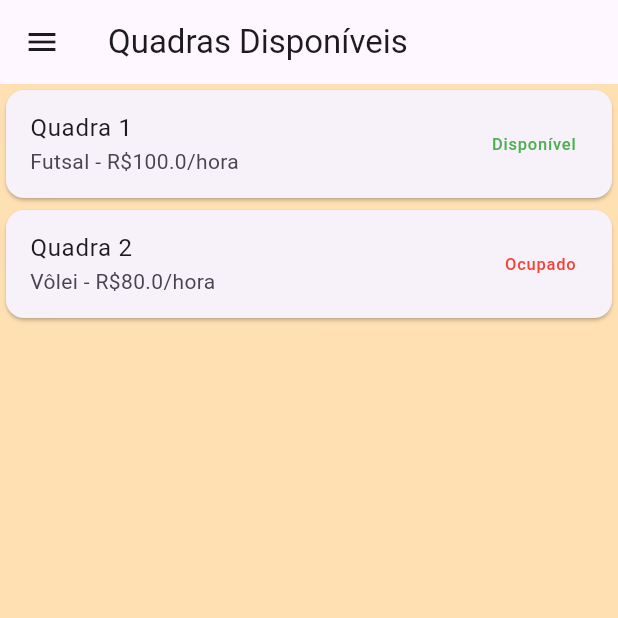
After one commit to diogo-cedran/AgendeQuadra, a Flutter app: the screen it shows after launch, after a tap on "Ver Quadras Disponíveis", on a phone screen of 412 x 824 dp, the top half of it. The commit adds this screen. Run offline on Flutter 3.47's test engine with Material 3 defaults, Android fonts, the phone set to English and light mode, and no system bars; our stand-ins replace shared_preferences.

Commit message:
feat: Code restructuring and optimization

```diff
--- a/lib/main.dart
+++ b/lib/main.dart
@@ -1,27 +1,36 @@
 import 'package:flutter/material.dart';
-import 'screens/home_screen.dart';
-import 'screens/login_screen.dart';
-import 'screens/court_list_screen.dart';
-import 'screens/reservation_form_screen.dart';
+import 'screens/tela_home.dart';
+import 'screens/tela_login.dart';
+import 'screens/tela_lista_quadras.dart';
+import 'screens/tela_formulario_reserva.dart';
 
+/// Função principal que inicia o aplicativo.
 void main() {
   runApp(MyApp());
 }
 
+/// Classe principal do aplicativo que configura as rotas e o tema.
 class MyApp extends StatelessWidget {
   @override
   Widget build(BuildContext context) {
     return MaterialApp(
+      /// Título do aplicativo.
       title: 'AgendeQuadras',
+
+      /// Definição do tema global do app.
       theme: ThemeData(
         primarySwatch: Colors.orange,
       ),
-      home: HomeScreen(),
+
+      /// Tela inicial do aplicativo, definida como HomeScreen.
+      home: TelaHome(),
+
+      /// Rotas nomeadas que permitem a navegação entre telas.
       routes: {
-        '/home': (ctx) => HomeScreen(),
-        '/login': (ctx) => LoginScreen(),
-        '/courts': (ctx) => CourtListScreen(),
-        '/reservation-form': (ctx) => ReservationFormScreen(),
+        '/home': (ctx) => TelaHome(), // Tela Home
+        '/login': (ctx) => TelaLogin(), // Tela de Login
+        '/courts': (ctx) => TelaListaQuadras(), // Tela de lista de quadras
+        '/reservation-form': (ctx) => TelaFormularioReserva(), // Tela de formulário de reserva
       },
     );
   }
--- /dev/null
+++ b/lib/models/quadra.dart
@@ -0,0 +1,17 @@
+/// Classe que representa uma Quadra.
+class Quadra {
+  final String id;
+  final String nome;
+  final String tipo;
+  final double precoPorHora;
+  final bool disponivel;
+
+  /// Construtor da classe Quadra.
+  Quadra({
+    required this.id,
+    required this.nome,
+    required this.tipo,
+    required this.precoPorHora,
+    required this.disponivel,
+  });
+}
--- /dev/null
+++ b/lib/screens/tela_formulario_reserva.dart
@@ -0,0 +1,67 @@
+import 'package:flutter/material.dart';
+import '../models/quadra.dart';
+
+/// Tela para o usuário selecionar e reservar uma quadra.
+class TelaFormularioReserva extends StatefulWidget {
+  @override
+  _TelaFormularioReservaState createState() => _TelaFormularioReservaState();
+}
+
+class _TelaFormularioReservaState extends State<TelaFormularioReserva> {
+  /// Data e quadra selecionadas.
+  DateTime dataSelecionada = DateTime.now();
+  Quadra? quadraSelecionada;
+
+  /// Lista de quadras mocadas.
+  final List<Quadra> quadras = [
+    Quadra(id: '1', nome: 'Quadra 1', tipo: 'Futsal', precoPorHora: 100, disponivel: true),
+    Quadra(id: '2', nome: 'Quadra 2', tipo: 'Vôlei', precoPorHora: 80, disponivel: false),
+  ];
+
+  /// Submete o formulário de reserva.
+  void _enviarFormulario() {
+    if (quadraSelecionada != null && quadraSelecionada!.disponivel) {
+      ScaffoldMessenger.of(context).showSnackBar(
+        SnackBar(content: Text('Reserva realizada para ${quadraSelecionada!.nome}')),
+      );
+    } else {
+      ScaffoldMessenger.of(context).showSnackBar(
+        SnackBar(content: Text('Quadra não disponível')),
+      );
+    }
+  }
+
+  @override
+  Widget build(BuildContext context) {
+    return Scaffold(
+      appBar: AppBar(
+        title: Text('Formulário de Reserva'),
+      ),
+      body: Column(
+        children: [
+          /// Dropdown para seleção da quadra.
+          DropdownButton<Quadra>(
+            hint: Text('Selecione a Quadra'),
+            value: quadraSelecionada,
+            items: quadras.map((quadra) {
+              return DropdownMenuItem(
+                value: quadra,
+                child: Text(quadra.nome),
+              );
+            }).toList(),
+            onChanged: (value) {
+              setState(() {
+                quadraSelecionada = value;
+              });
+            },
+          ),
+          /// Botão de envio.
+          TextButton(
+            onPressed: _enviarFormulario,
+            child: Text('Reservar'),
+          ),
+        ],
+      ),
+    );
+  }
+}
--- a/lib/screens/home_screen.dart
+++ b/lib/screens/tela_home.dart
@@ -1,10 +1,11 @@
 import 'package:flutter/material.dart';
 import 'package:shared_preferences/shared_preferences.dart';
-import '../widgets/menu_drawer.dart';
+import '../widgets/menu_lateral.dart';
 
-class HomeScreen extends StatelessWidget {
-  // Função para verificar se o usuário já está logado
-  Future<bool> _checkLoginStatus() async {
+/// Tela inicial do aplicativo AgendeQuadras.
+class TelaHome extends StatelessWidget {
+  /// Verifica se o usuário já está logado, retornando um booleano.
+  Future<bool> _verificarStatusLogin() async {
     final prefs = await SharedPreferences.getInstance();
     return prefs.getBool('isLoggedIn') ?? false;
   }
@@ -15,10 +16,11 @@ class HomeScreen extends StatelessWidget {
       appBar: AppBar(
         title: Text('AgendeQuadras'),
       ),
-      drawer: MenuDrawer(),
+      drawer: MenuDrawer(), // Menu lateral
       body: Column(
         crossAxisAlignment: CrossAxisAlignment.stretch,
         children: [
+          /// Saudação na tela inicial.
           Padding(
             padding: const EdgeInsets.all(20.0),
             child: Text(
@@ -31,21 +33,23 @@ class HomeScreen extends StatelessWidget {
               ),
             ),
           ),
+          /// Imagem do banner na tela inicial.
           Expanded(
             child: Image.asset(
               'assets/sports_banner.png',
               fit: BoxFit.cover,
             ),
           ),
+          /// Botão que redireciona para as quadras disponíveis ou para o login.
           Padding(
             padding: const EdgeInsets.all(20.0),
             child: ElevatedButton(
               onPressed: () async {
-                bool isLoggedIn = await _checkLoginStatus();
+                bool isLoggedIn = await _verificarStatusLogin();
                 if (isLoggedIn) {
                   Navigator.of(context).pushNamed('/courts'); // Redireciona para listagem de quadras
                 } else {
-                  Navigator.of(context).pushNamed('/login'); // Mantenha a tela de home na pilha de navegação
+                  Navigator.of(context).pushNamed('/login'); // Redireciona para login
                 }
               },
               style: ElevatedButton.styleFrom(
--- /dev/null
+++ b/lib/screens/tela_lista_quadras.dart
@@ -0,0 +1,34 @@
+import 'package:flutter/material.dart';
+import '../models/quadra.dart';
+import '../widgets/menu_lateral.dart';
+import '../widgets/cartao_quadra.dart';
+
+/// Tela de listagem de quadras disponíveis.
+class TelaListaQuadras extends StatelessWidget {
+  /// Lista de quadras disponíveis (mocadas).
+  final List<Quadra> quadras = [
+    Quadra(id: '1', nome: 'Quadra 1', tipo: 'Futsal', precoPorHora: 100, disponivel: true),
+    Quadra(id: '2', nome: 'Quadra 2', tipo: 'Vôlei', precoPorHora: 80, disponivel: false),
+    // Adicione mais quadras mocadas
+  ];
+
+  @override
+  Widget build(BuildContext context) {
+    return Scaffold(
+      appBar: AppBar(
+        title: Text('Quadras Disponíveis'),
+      ),
+      drawer: MenuDrawer(), // Menu lateral
+      body: Container(
+        color: Colors.orange[100],
+        child: ListView.builder(
+          /// Exibe a lista de quadras.
+          itemCount: quadras.length,
+          itemBuilder: (ctx, index) {
+            return CartaoQuadra(quadra: quadras[index]); // Exibe o cartão de cada quadra.
+          },
+        ),
+      ),
+    );
+  }
+}
--- /dev/null
+++ b/lib/widgets/cartao_quadra.dart
@@ -0,0 +1,28 @@
+import 'package:flutter/material.dart';
+import '../models/quadra.dart';
+
+/// Componente de cartão para exibir informações de uma quadra.
+class CartaoQuadra extends StatelessWidget {
+  final Quadra quadra;
+
+  /// Recebe uma instância de `Quadra` para exibir suas informações.
+  CartaoQuadra({required this.quadra});
+
+  @override
+  Widget build(BuildContext context) {
+    return Card(
+      child: ListTile(
+        /// Exibe o nome da quadra.
+        title: Text(quadra.nome),
+
+        /// Exibe o tipo da quadra e o preço por hora.
+        subtitle: Text('${quadra.tipo} - R\$${quadra.precoPorHora}/hora'),
+
+        /// Exibe se a quadra está disponível ou ocupada.
+        trailing: quadra.disponivel
+            ? Text('Disponível', style: TextStyle(color: Colors.green))
+            : Text('Ocupado', style: TextStyle(color: Colors.red)),
+      ),
+    );
+  }
+}
```
Also changed, not shown: lib/models/court.dart (deleted, +0 -15 lines), lib/models/reserva.dart (added, +11 -0 lines), lib/models/reservation.dart (deleted, +0 -9 lines), lib/screens/court_list_screen.dart (deleted, +0 -31 lines), lib/screens/login_screen.dart (deleted, +0 -180 lines), lib/screens/reservation_form_screen.dart (deleted, +0 -62 lines), lib/screens/tela_login.dart (added, +182 -0 lines), lib/widgets/court_card.dart (deleted, +0 -21 lines), lib/widgets/menu_lateral.dart (renamed from lib/widgets/menu_drawer.dart, +8 -3 lines), 1 other file.
